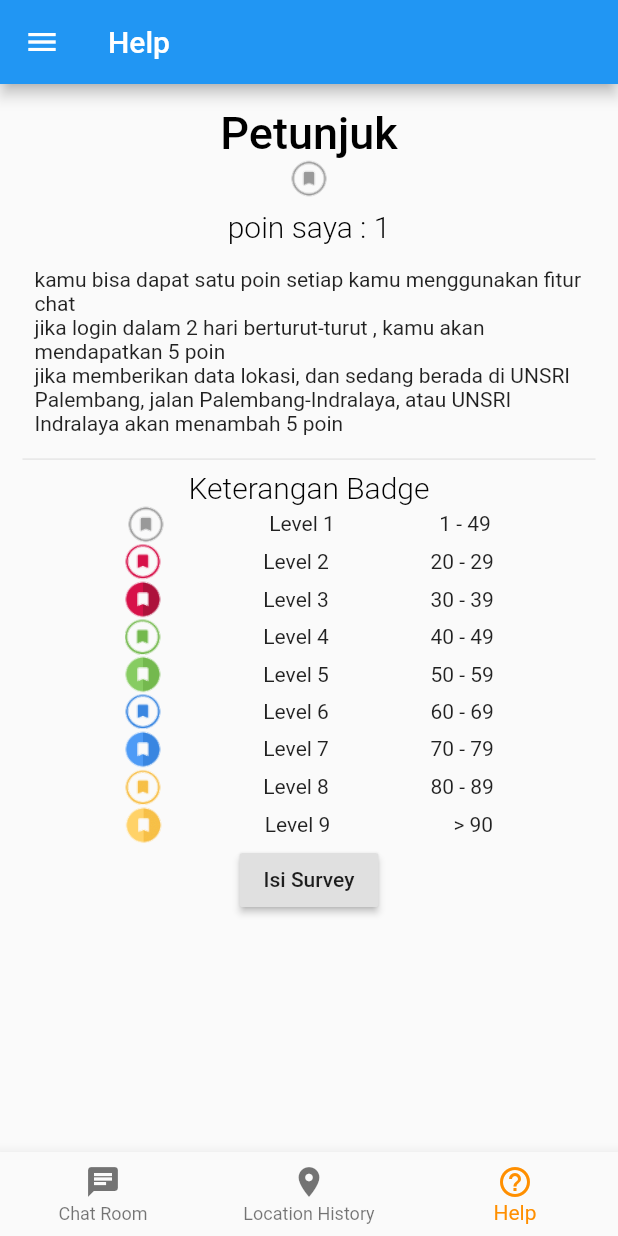
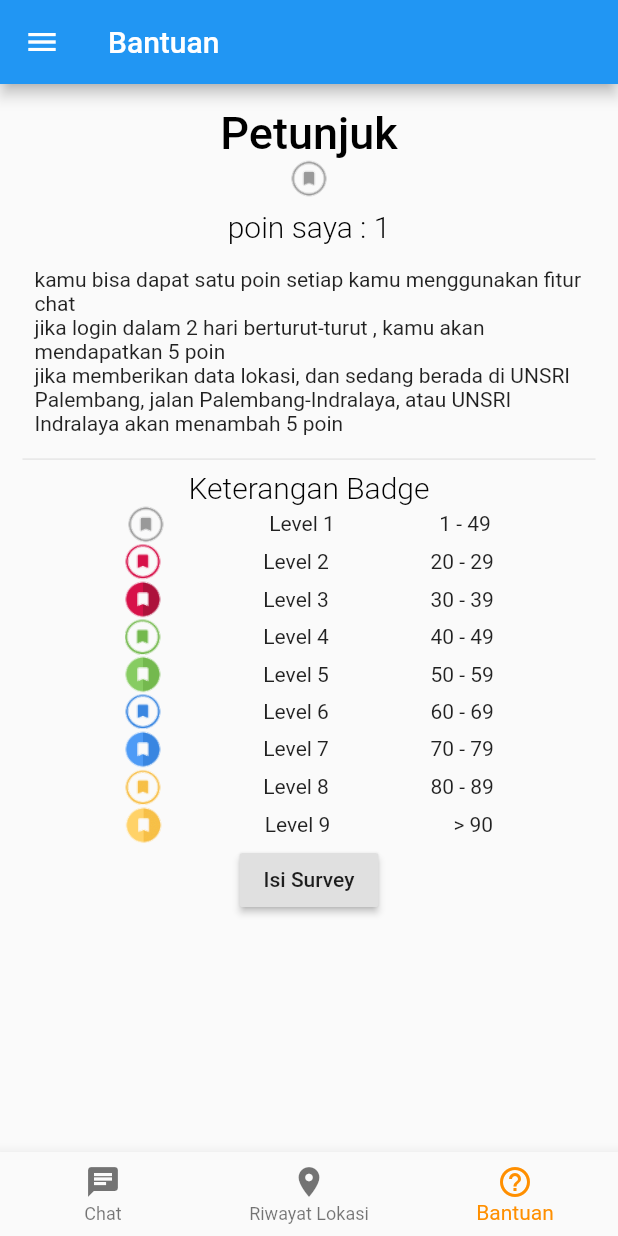
Before and after one commit to suwardhana/unsrichat, a Flutter app: the screen it shows after launch, item 3 of the bottom bar chosen, on a phone screen of 412 x 824 dp. Run offline on Flutter 3.47's test engine with Material 2 defaults, Android fonts, the phone set to English and light mode, and no system bars; our stand-ins replace firebase_auth, firebase_database, geolocator, google_sign_in, shared_preferences; accounts and stored records are empty; network calls fail.

Commit message:
jaya Indonesia

```diff
--- a/lib/elements/bottomNav.dart
+++ b/lib/elements/bottomNav.dart
@@ -92,7 +92,7 @@ class _BottomWidgetState extends State<BottomWidget> {
   ];
 
   void _onItemTapped(int index) {
-    var title = ["UNSRI Chat", "Location History", "Help"];
+    var title = ["UnsriChat", "Riwayat Lokasi", "Bantuan"];
     setState(() {
       _selectedIndex = index;
       pageTitle = title[index];
@@ -111,9 +111,9 @@ class _BottomWidgetState extends State<BottomWidget> {
       children: <Widget>[
         drawerHeader,
         ListTile(
-          title: Text('logout'),
+          title: Text('Keluar'),
           onTap: () {
-            _logOut();
+            // _logOut();
             pop();
           },
         ),
@@ -133,15 +133,15 @@ class _BottomWidgetState extends State<BottomWidget> {
         items: const <BottomNavigationBarItem>[
           BottomNavigationBarItem(
             icon: Icon(Icons.chat),
-            title: Text('Chat Room'),
+            title: Text('Chat'),
           ),
           BottomNavigationBarItem(
             icon: Icon(Icons.location_on),
-            title: Text('Location History'),
+            title: Text('Riwayat Lokasi'),
           ),
           BottomNavigationBarItem(
             icon: Icon(Icons.help_outline),
-            title: Text('Help'),
+            title: Text('Bantuan'),
           ),
         ],
         currentIndex: _selectedIndex,
```
